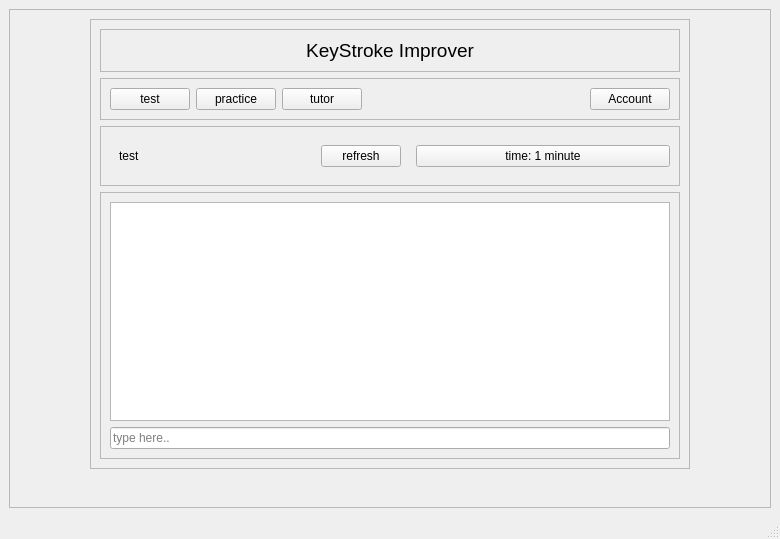
Above: home.ui from Prakash5209/typing_tutor before the change. Below: the same form after it.
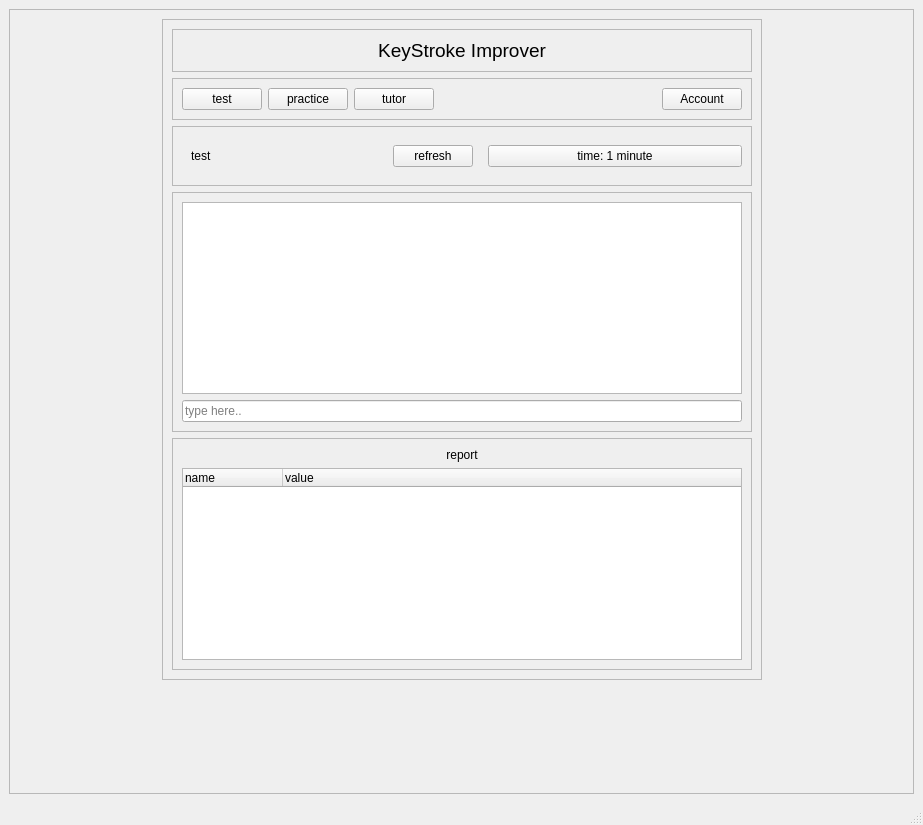
That is the form after the change.

```diff
--- a/home.ui
+++ b/home.ui
@@ -6,8 +6,8 @@
    <rect>
     <x>0</x>
     <y>0</y>
-    <width>780</width>
-    <height>539</height>
+    <width>923</width>
+    <height>825</height>
    </rect>
   </property>
   <property name="sizePolicy">
@@ -37,11 +37,11 @@
         <rect>
          <x>0</x>
          <y>0</y>
-         <width>760</width>
-         <height>475</height>
+         <width>903</width>
+         <height>762</height>
         </rect>
        </property>
-       <layout class="QGridLayout" name="gridLayout_2">
+       <layout class="QGridLayout" name="gridLayout_3">
         <item row="0" column="0">
          <spacer name="horizontalSpacer_2">
           <property name="orientation">
@@ -55,19 +55,6 @@
           </property>
          </spacer>
         </item>
-        <item row="0" column="2">
-         <spacer name="horizontalSpacer_3">
-          <property name="orientation">
-           <enum>Qt::Horizontal</enum>
-          </property>
-          <property name="sizeHint" stdset="0">
-           <size>
-            <width>144</width>
-            <height>20</height>
-           </size>
-          </property>
-         </spacer>
-        </item>
         <item row="0" column="1">
          <widget class="QFrame" name="frame_2">
           <property name="sizePolicy">
@@ -88,8 +75,8 @@
           <property name="frameShadow">
            <enum>QFrame::Raised</enum>
           </property>
-          <layout class="QVBoxLayout" name="verticalLayout_2">
-           <item>
+          <layout class="QGridLayout" name="gridLayout_2">
+           <item row="0" column="0">
             <widget class="QFrame" name="frame_4">
              <property name="frameShape">
               <enum>QFrame::StyledPanel</enum>
@@ -116,7 +103,7 @@
              </layout>
             </widget>
            </item>
-           <item>
+           <item row="1" column="0">
             <widget class="QFrame" name="frame">
              <property name="sizePolicy">
               <sizepolicy hsizetype="Preferred" vsizetype="Preferred">
@@ -178,7 +165,7 @@
              </layout>
             </widget>
            </item>
-           <item>
+           <item row="2" column="0">
             <widget class="QFrame" name="frame_5">
              <property name="frameShape">
               <enum>QFrame::StyledPanel</enum>
@@ -239,16 +226,16 @@
                </widget>
               </item>
               <item>
-                <widget class="QPushButton" name="label_3">
-                  <property name="text">
-                    <string>time: 1 minute</string>
-                  </property>
-                </widget>
+               <widget class="QPushButton" name="label_3">
+                <property name="text">
+                 <string>time: 1 minute</string>
+                </property>
+               </widget>
               </item>
              </layout>
             </widget>
            </item>
-           <item>
+           <item row="3" column="0">
             <widget class="QFrame" name="frame_3">
              <property name="frameShape">
               <enum>QFrame::StyledPanel</enum>
@@ -289,9 +276,65 @@
              </layout>
             </widget>
            </item>
+           <item row="4" column="0">
+            <widget class="QScrollArea" name="scrollArea_2">
+             <property name="widgetResizable">
+              <bool>true</bool>
+             </property>
+             <widget class="QWidget" name="scrollAreaWidgetContents_3">
+              <property name="geometry">
+               <rect>
+                <x>0</x>
+                <y>0</y>
+                <width>578</width>
+                <height>232</height>
+               </rect>
+              </property>
+              <layout class="QVBoxLayout" name="verticalLayout_2">
+               <item>
+                <widget class="QLabel" name="label_4">
+                 <property name="text">
+                  <string>report</string>
+                 </property>
+                 <property name="alignment">
+                  <set>Qt::AlignCenter</set>
+                 </property>
+                </widget>
+               </item>
+               <item>
+                <widget class="QTreeWidget" name="treeWidget">
+                 <column>
+                  <property name="text">
+                   <string>name</string>
+                  </property>
+                 </column>
+                 <column>
+                  <property name="text">
+                   <string>value</string>
+                  </property>
+                 </column>
+                </widget>
+               </item>
+              </layout>
+             </widget>
+            </widget>
+           </item>
           </layout>
          </widget>
         </item>
+        <item row="0" column="2">
+         <spacer name="horizontalSpacer_3">
+          <property name="orientation">
+           <enum>Qt::Horizontal</enum>
+          </property>
+          <property name="sizeHint" stdset="0">
+           <size>
+            <width>144</width>
+            <height>20</height>
+           </size>
+          </property>
+         </spacer>
+        </item>
         <item row="1" column="1">
          <spacer name="verticalSpacer">
           <property name="orientation">
@@ -316,8 +359,8 @@
     <rect>
      <x>0</x>
      <y>0</y>
-     <width>780</width>
-     <height>22</height>
+     <width>923</width>
+     <height>21</height>
     </rect>
    </property>
   </widget>
```
